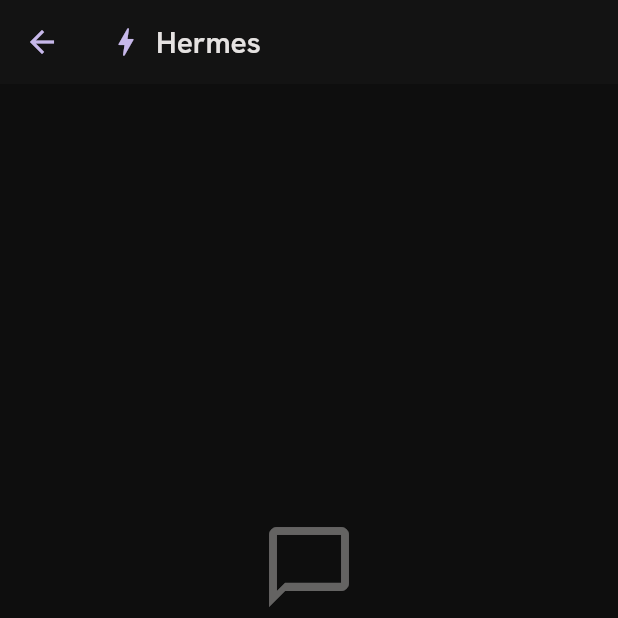
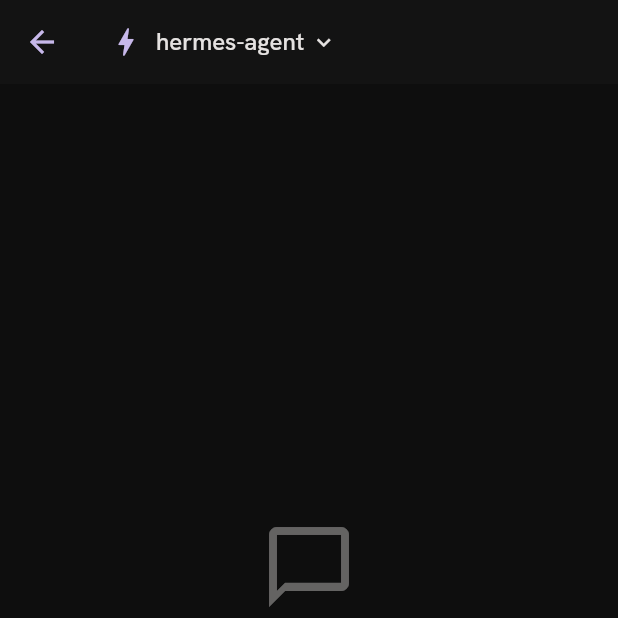
Before and after one commit to ziqrishahab/hermes-mini, a Flutter app: the ChatScreen screen opened by its route, after a tap on the "edit" icon, on a phone screen of 412 x 824 dp, the top half of it. Run offline on Flutter 3.47's test engine with Material 3 defaults, Android fonts, the light colour scheme and no system bars; our stand-ins replace dio, file_picker, flutter_highlight, flutter_markdown, flutter_riverpod, flutter_secure_storage and 3 more; missing offline and left inert: dartssh2; accounts and stored records are empty.

Commit message:
feat: model selector in chat screen
- Move modelsProvider to chat_provider.dart (shared)
- Add selectedModelProvider with auto-pick first enabled model
- streamChat() now accepts optional model param
- Chat app bar: tap model name → bottom sheet picker
- Settings reuses shared modelsProvider

```diff
--- a/lib/src/providers/chat_provider.dart
+++ b/lib/src/providers/chat_provider.dart
@@ -7,6 +7,25 @@ final chatMessagesProvider =
     StateNotifierProvider<ChatNotifier, List<ChatMessage>>((ref) {
       return ChatNotifier(ref);
     });
+
+final modelsProvider = FutureProvider<List<ModelConfig>>((ref) async {
+  final conn = ref.watch(connectionProvider).valueOrNull;
+  if (conn == null) return [];
+  return conn.getModels();
+});
+
+final selectedModelProvider = StateProvider<String>((ref) {
+  final modelsAsync = ref.watch(modelsProvider);
+  return modelsAsync.when(
+    data: (models) {
+      final active = models.where((m) => m.enabled).toList();
+      return active.isNotEmpty ? active.first.name : 'hermes-agent';
+    },
+    loading: () => '...',
+    error: (_, __) => 'hermes-agent',
+  );
+});
+
 final sessionsProvider =
     FutureProvider.family<List<SessionSummary>, String?>((ref, query) async {
       final conn = ref.watch(connectionProvider).valueOrNull;
@@ -20,6 +39,7 @@ class ChatNotifier extends StateNotifier<List<ChatMessage>> {
   Future<void> sendMessage(String text) async {
     final conn = ref.read(connectionProvider).valueOrNull;
     if (conn == null) return;
+    final model = ref.read(selectedModelProvider);
     final userMsg = ChatMessage(
       id: const Uuid().v4(),
       role: MessageRole.user,
@@ -37,7 +57,7 @@ class ChatNotifier extends StateNotifier<List<ChatMessage>> {
     );
     state = [...state, assistantMsg];
     try {
-      await for (final chunk in conn.streamChat(text)) {
+      await for (final chunk in conn.streamChat(text, model: model)) {
         state = [
           for (final m in state)
             if (m.id == assistantId)
--- a/lib/src/services/hermes_connection.dart
+++ b/lib/src/services/hermes_connection.dart
@@ -152,7 +152,7 @@ class ModelConfig {
 abstract class HermesConnection {
   Future<bool> testConnection();
   Future<String> health();
-  Stream<String> streamChat(String message);
+  Stream<String> streamChat(String message, {String? model});
   void dispose();
 
   Future<List<SkillInfo>> getSkills();
--- a/lib/src/services/remote_connection.dart
+++ b/lib/src/services/remote_connection.dart
@@ -104,11 +104,11 @@ class RemoteConnection extends HermesConnection {
   }
 
   @override
-  Stream<String> streamChat(String message) async* {
+  Stream<String> streamChat(String message, {String? model}) async* {
     final response = await _dio.post<ResponseBody>(
       "/v1/chat/completions",
       data: {
-        "model": "hermes-agent",
+        "model": model ?? "hermes-agent",
         "messages": [
           {"role": "user", "content": message},
         ],
--- a/lib/src/services/ssh_connection.dart
+++ b/lib/src/services/ssh_connection.dart
@@ -130,12 +130,12 @@ class SshTunnelConnection extends HermesConnection {
   }
 
   @override
-  Stream<String> streamChat(String message) async* {
+  Stream<String> streamChat(String message, {String? model}) async* {
     await _startLocalForward();
     final response = await _dio.post(
       'http://127.0.0.1:8642/v1/chat/completions',
       data: {
-        'model': 'hermes',
+        'model': model ?? 'hermes',
         'messages': [
           {'role': 'user', 'content': message}
         ],
--- a/lib/src/ui/screens/chat_screen.dart
+++ b/lib/src/ui/screens/chat_screen.dart
@@ -189,14 +189,7 @@ class _ChatScreenState extends ConsumerState<ChatScreen> {
           icon: const Icon(Icons.arrow_back, color: Color(0xFFC7B8EA)),
           onPressed: () => setState(() => _inChat = false),
         ),
-        title: Row(
-          mainAxisSize: MainAxisSize.min,
-          children: [
-            const Icon(Icons.bolt, color: Color(0xFFC7B8EA), size: 24),
-            const SizedBox(width: 8),
-            const Text("Hermes"),
-          ],
-        ),
+        title: _ModelSelector(cs),
       ),
       body: messages.isEmpty
           ? Center(
@@ -264,4 +257,59 @@ class _ChatScreenState extends ConsumerState<ChatScreen> {
       ),
     );
   }
+
+  Widget _ModelSelector(ColorScheme cs) {
+    return Consumer(
+      builder: (context, ref, _) {
+        final modelsAsync = ref.watch(modelsProvider);
+        final selected = ref.watch(selectedModelProvider);
+        return modelsAsync.when(
+          data: (models) {
+            final active = models.where((m) => m.enabled).toList();
+            return GestureDetector(
+              onTap: () => _showModelSheet(context, ref, active, selected),
+              child: Row(
+                mainAxisSize: MainAxisSize.min,
+                children: [
+                  const Icon(Icons.bolt, color: Color(0xFFC7B8EA), size: 24),
+                  const SizedBox(width: 8),
+                  Flexible(child: Text(selected, overflow: TextOverflow.ellipsis, style: TextStyle(fontSize: 16, fontWeight: FontWeight.w500, color: cs.onSurface))),
+                  const SizedBox(width: 4),
+                  Icon(Icons.expand_more, size: 18, color: cs.onSurfaceVariant),
+                ],
+              ),
+            );
+          },
+          loading: () => const Text('...'),
+          error: (_, __) => const Text('hermes-agent'),
+        );
+      },
+    );
+  }
+
+  void _showModelSheet(BuildContext ctx, WidgetRef ref, List<ModelConfig> models, String current) {
+    showModalBottomSheet(
+      context: ctx,
+      shape: const RoundedRectangleBorder(borderRadius: BorderRadius.vertical(top: Radius.circular(20))),
+      builder: (_) => SafeArea(
+        child: Column(
+          mainAxisSize: MainAxisSize.min,
+          children: [
+            const Padding(padding: EdgeInsets.all(16), child: Text('Select Model', style: TextStyle(fontWeight: FontWeight.bold, fontSize: 16))),
+            ...models.map((m) => ListTile(
+              leading: Icon(Icons.bolt, color: m.name == current ? const Color(0xFFC7B8EA) : const Color(0xFF948F99)),
+              title: Text(m.name),
+              subtitle: Text(m.provider, style: const TextStyle(fontSize: 12)),
+              selected: m.name == current,
+              trailing: m.name == current ? const Icon(Icons.check, color: Color(0xFFC7B8EA)) : null,
+              onTap: () {
+                ref.read(selectedModelProvider.notifier).state = m.name;
+                Navigator.pop(ctx);
+              },
+            )),
+          ],
+        ),
+      ),
+    );
+  }
 }
```
Also changed, not shown: lib/src/ui/screens/settings_screen.dart (+1 -6 lines).
